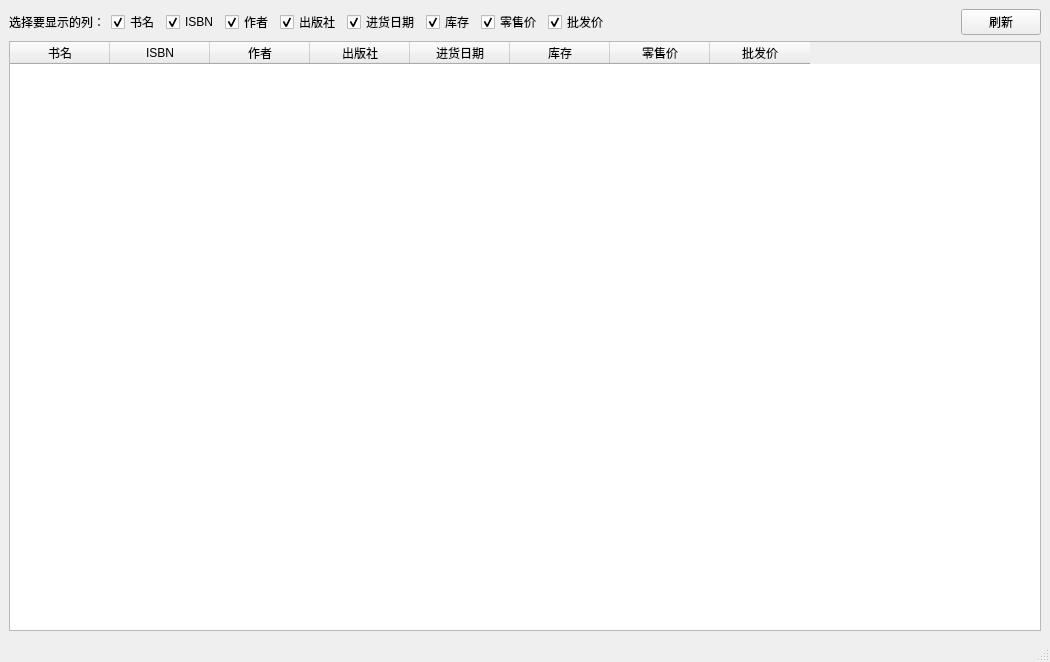
Old version of the form ui/ReportWindow.ui in the repository li1553770945/course-design-GUI.
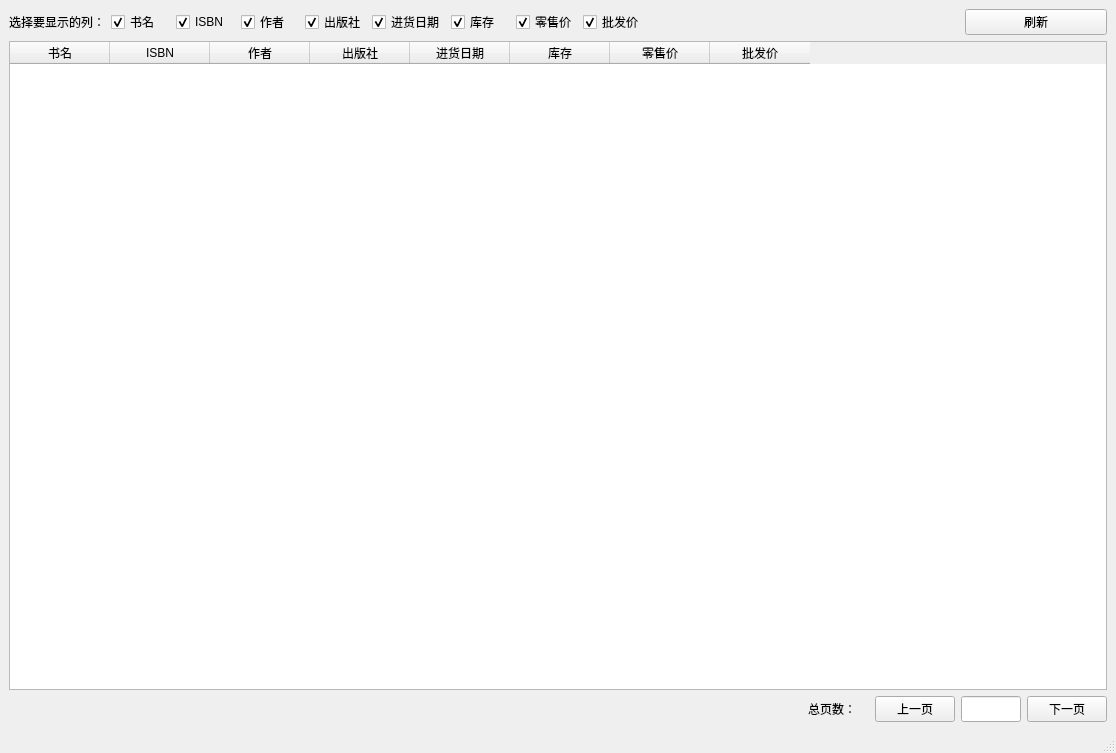
New version of the form.

What changed in the file:
```diff
--- a/ui/ReportWindow.ui
+++ b/ui/ReportWindow.ui
@@ -6,8 +6,8 @@
    <rect>
     <x>0</x>
     <y>0</y>
-    <width>1050</width>
-    <height>662</height>
+    <width>1116</width>
+    <height>753</height>
    </rect>
   </property>
   <property name="minimumSize">
@@ -108,7 +108,7 @@
       </property>
      </widget>
     </item>
-    <item row="0" column="9">
+    <item row="0" column="9" colspan="2">
      <spacer name="horizontalSpacer">
       <property name="orientation">
        <enum>Qt::Horizontal</enum>
@@ -121,14 +121,14 @@
       </property>
      </spacer>
     </item>
-    <item row="0" column="10">
+    <item row="0" column="11">
      <widget class="QPushButton" name="ButtonFlush">
       <property name="text">
        <string>刷新</string>
       </property>
      </widget>
     </item>
-    <item row="1" column="0" colspan="11">
+    <item row="1" column="0" colspan="12">
      <widget class="QTableWidget" name="Table">
       <property name="sizePolicy">
        <sizepolicy hsizetype="Preferred" vsizetype="Expanding">
@@ -158,7 +158,7 @@
        <enum>Qt::ElideNone</enum>
       </property>
       <property name="sortingEnabled">
-       <bool>true</bool>
+       <bool>false</bool>
       </property>
       <attribute name="horizontalHeaderVisible">
        <bool>true</bool>
@@ -166,9 +166,6 @@
       <attribute name="horizontalHeaderCascadingSectionResizes">
        <bool>true</bool>
       </attribute>
-      <attribute name="horizontalHeaderShowSortIndicator" stdset="0">
-       <bool>true</bool>
-      </attribute>
       <attribute name="horizontalHeaderStretchLastSection">
        <bool>false</bool>
       </attribute>
@@ -238,6 +235,73 @@
       </column>
      </widget>
     </item>
+    <item row="2" column="0" colspan="10">
+     <spacer name="horizontalSpacer_2">
+      <property name="orientation">
+       <enum>Qt::Horizontal</enum>
+      </property>
+      <property name="sizeHint" stdset="0">
+       <size>
+        <width>786</width>
+        <height>20</height>
+       </size>
+      </property>
+     </spacer>
+    </item>
+    <item row="2" column="10" colspan="2">
+     <layout class="QHBoxLayout" name="horizontalLayout">
+      <item>
+       <widget class="QLabel" name="label_2">
+        <property name="text">
+         <string>总页数：</string>
+        </property>
+       </widget>
+      </item>
+      <item>
+       <widget class="QLabel" name="LabelSumPage">
+        <property name="text">
+         <string/>
+        </property>
+       </widget>
+      </item>
+      <item>
+       <widget class="QPushButton" name="ButtonPreviousPage">
+        <property name="text">
+         <string>上一页</string>
+        </property>
+       </widget>
+      </item>
+      <item>
+       <widget class="QLineEdit" name="LineEditPage">
+        <property name="sizePolicy">
+         <sizepolicy hsizetype="Preferred" vsizetype="Preferred">
+          <horstretch>0</horstretch>
+          <verstretch>0</verstretch>
+         </sizepolicy>
+        </property>
+        <property name="minimumSize">
+         <size>
+          <width>50</width>
+          <height>20</height>
+         </size>
+        </property>
+        <property name="maximumSize">
+         <size>
+          <width>60</width>
+          <height>40</height>
+         </size>
+        </property>
+       </widget>
+      </item>
+      <item>
+       <widget class="QPushButton" name="ButtonNextPage">
+        <property name="text">
+         <string>下一页</string>
+        </property>
+       </widget>
+      </item>
+     </layout>
+    </item>
    </layout>
   </widget>
   <widget class="QMenuBar" name="menubar">
```
Left out of the diff: 2 changed lines with no effect on the pictures.
